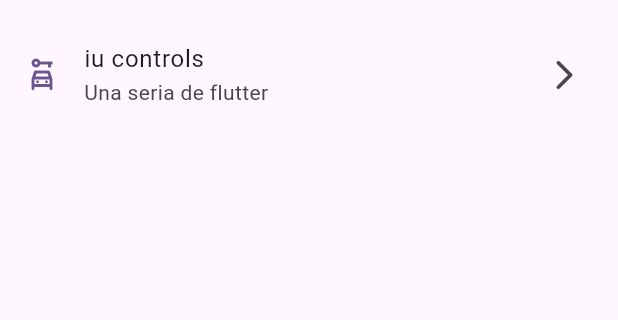
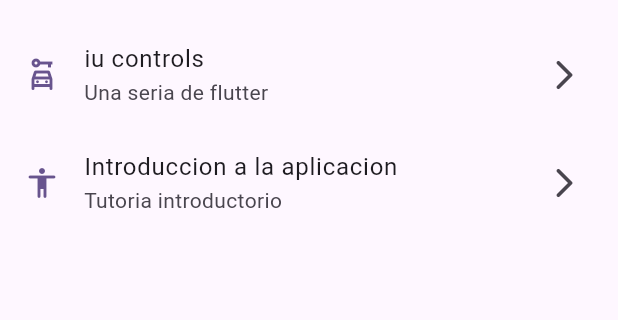
Before and after one commit to AntonyFP-7/flutter_widget, a Flutter app: the screen it shows after launch, on a phone screen of 412 x 824 dp, the part 603-923 px from its top. Run offline on Flutter 3.47's test engine with Material 3 defaults, Android fonts, the phone set to English and light mode, and no system bars; our stand-ins replace go_router.

Commit message:
`Added new menu item and route for tutorial screen`

```diff
--- a/lib/config/menu/menu_items.dart
+++ b/lib/config/menu/menu_items.dart
@@ -44,4 +44,9 @@ List<MenuItems> appMenuItems = [
       subTitle: 'Una seria de flutter ',
       link: '/ui-controls',
       icon: Icons.car_rental_outlined),
+  MenuItems(
+      title: 'Introduccion a la aplicacion',
+      subTitle: 'Tutoria introductorio',
+      link: '/tutorial',
+      icon: Icons.accessibility_rounded),
 ];
--- a/lib/config/router/app_router.dart
+++ b/lib/config/router/app_router.dart
@@ -36,5 +36,9 @@ final appRouter = GoRouter(
         name: ControlsScreend.name,
         path: '/ui-controls',
         builder: (context, state) => ControlsScreend()),
+    GoRoute(
+        name: AppTutorialScreen.name,
+        path: '/tutorial',
+        builder: (context, state) => AppTutorialScreen()),
   ],
 );
--- a/pubspec.yaml
+++ b/pubspec.yaml
@@ -18,3 +18,6 @@ dev_dependencies:
 
 flutter:
   uses-material-design: true
+
+assets:
+  - assets/images/
```
Also changed, not shown: assets/Images/1.png (added), assets/Images/2.png (added), assets/Images/3.png (added), assets/Images/jar-loading.gif (added).
